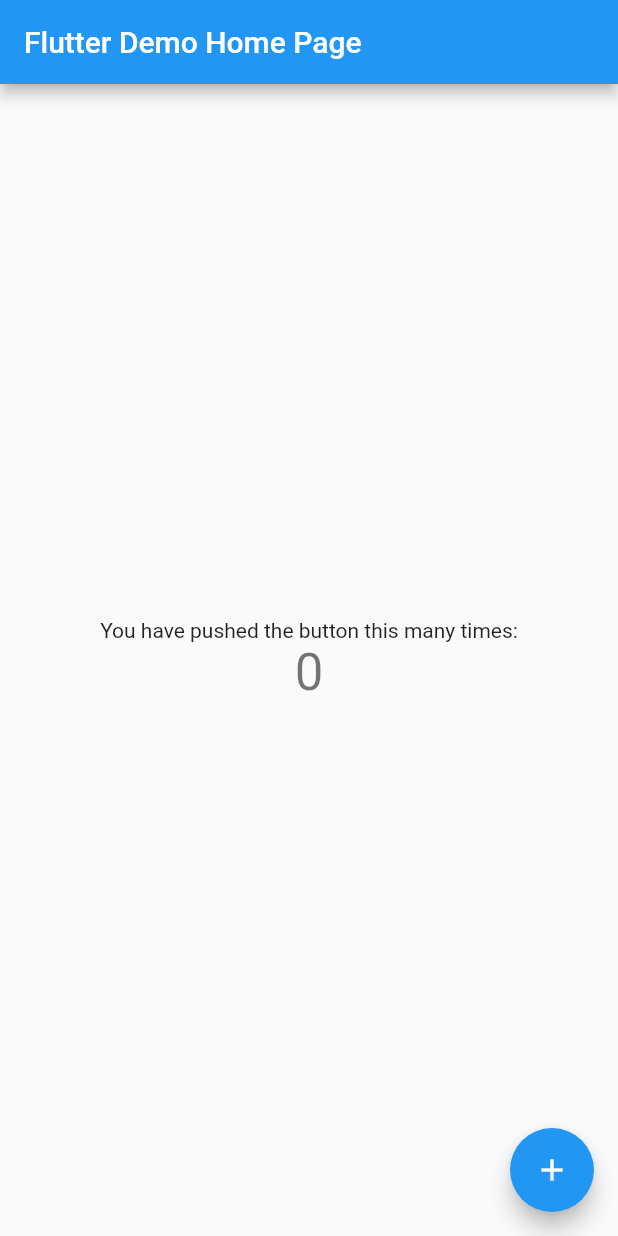
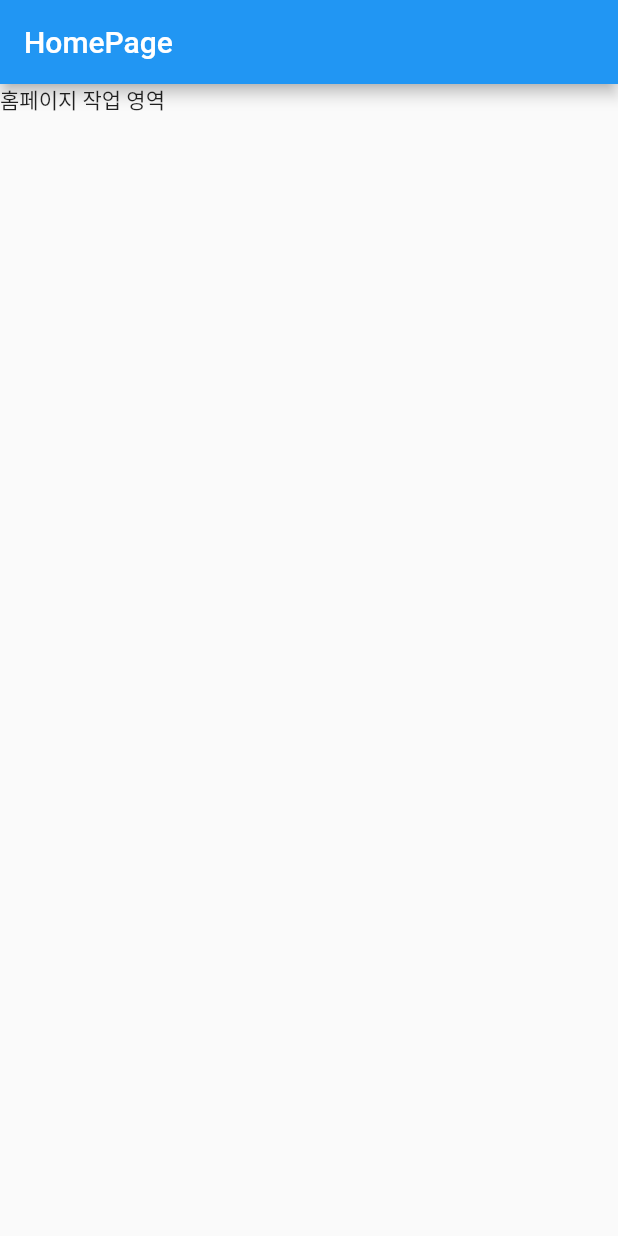
Before and after one commit to Park-KwonSoo/smart-medicine-bottle, a Flutter app: the screen it shows after launch, on a phone screen of 412 x 824 dp. Run offline on Flutter 3.47's test engine with Material 2 defaults, Android fonts, the phone set to English and light mode, and no system bars.

Commit message:
[frontend] 홈페이지 작업 영역 생성

```diff
--- a/frontend/app_frontend/lib/main.dart
+++ b/frontend/app_frontend/lib/main.dart
@@ -1,4 +1,5 @@
 import 'package:flutter/material.dart';
+import './src/screens/Homepage.dart';
 
 void main() {
   runApp(MyApp());
@@ -22,92 +23,7 @@
         // is not restarted.
         primarySwatch: Colors.blue,
       ),
-      home: MyHomePage(title: 'Flutter Demo Home Page'),
+      home: HomePage(),
     );
   }
 }
-
-class MyHomePage extends StatefulWidget {
-  MyHomePage({Key key, this.title}) : super(key: key);
-
-  // This widget is the home page of your application. It is stateful, meaning
-  // that it has a State object (defined below) that contains fields that affect
-  // how it looks.
-
-  // This class is the configuration for the state. It holds the values (in this
-  // case the title) provided by the parent (in this case the App widget) and
-  // used by the build method of the State. Fields in a Widget subclass are
-  // always marked "final".
-
-  final String title;
-
-  @override
-  _MyHomePageState createState() => _MyHomePageState();
-}
-
-class _MyHomePageState extends State<MyHomePage> {
-  int _counter = 0;
-
-  void _incrementCounter() {
-    setState(() {
-      // This call to setState tells the Flutter framework that something has
-      // changed in this State, which causes it to rerun the build method below
-      // so that the display can reflect the updated values. If we changed
-      // _counter without calling setState(), then the build method would not be
-      // called again, and so nothing would appear to happen.
-      _counter++;
-    });
-  }
-
-  @override
-  Widget build(BuildContext context) {
-    // This method is rerun every time setState is called, for instance as done
-    // by the _incrementCounter method above.
-    //
-    // The Flutter framework has been optimized to make rerunning build methods
-    // fast, so that you can just rebuild anything that needs updating rather
-    // than having to individually change instances of widgets.
-    return Scaffold(
-      appBar: AppBar(
-        // Here we take the value from the MyHomePage object that was created by
-        // the App.build method, and use it to set our appbar title.
-        title: Text(widget.title),
-      ),
-      body: Center(
-        // Center is a layout widget. It takes a single child and positions it
-        // in the middle of the parent.
-        child: Column(
-          // Column is also a layout widget. It takes a list of children and
-          // arranges them vertically. By default, it sizes itself to fit its
-          // children horizontally, and tries to be as tall as its parent.
-          //
-          // Invoke "debug painting" (press "p" in the console, choose the
-          // "Toggle Debug Paint" action from the Flutter Inspector in Android
-          // Studio, or the "Toggle Debug Paint" command in Visual Studio Code)
-          // to see the wireframe for each widget.
-          //
-          // Column has various properties to control how it sizes itself and
-          // how it positions its children. Here we use mainAxisAlignment to
-          // center the children vertically; the main axis here is the vertical
-          // axis because Columns are vertical (the cross axis would be
-          // horizontal).
-          mainAxisAlignment: MainAxisAlignment.center,
-          children: <Widget>[
-            Text(
-              'You have pushed the button this many times:',
-            ),
-            Text(
-              '$_counter',
-              style: Theme.of(context).textTheme.headline4,
-            ),
-          ],
-        ),
-      ),
-      floatingActionButton: FloatingActionButton(
-        onPressed: _incrementCounter,
-        tooltip: 'Increment',
-        child: Icon(Icons.add),
-      ), // This trailing comma makes auto-formatting nicer for build methods.
-    );
-  }
-}
--- /dev/null
+++ b/frontend/app_frontend/lib/src/screens/Homepage.dart
@@ -0,0 +1,28 @@
+import 'package:flutter/material.dart';
+
+class HomePage extends StatefulWidget {
+  final String pageTitle;
+  HomePage({Key key, this.pageTitle}) : super(key: key);
+
+  @override
+  _HomePageState createState() => _HomePageState();
+}
+
+/// first page class
+class _HomePageState extends State<HomePage> {
+  @override
+  void initState() {
+    super.initState();
+  }
+
+  @override
+  Widget build(BuildContext context) {
+    final Size size = MediaQuery.of(context).size;
+    return Scaffold(
+      appBar: AppBar(
+        title: Text('HomePage'),
+      ),
+      body: Text('홈페이지 작업 영역'),
+    );
+  }
+}
```
